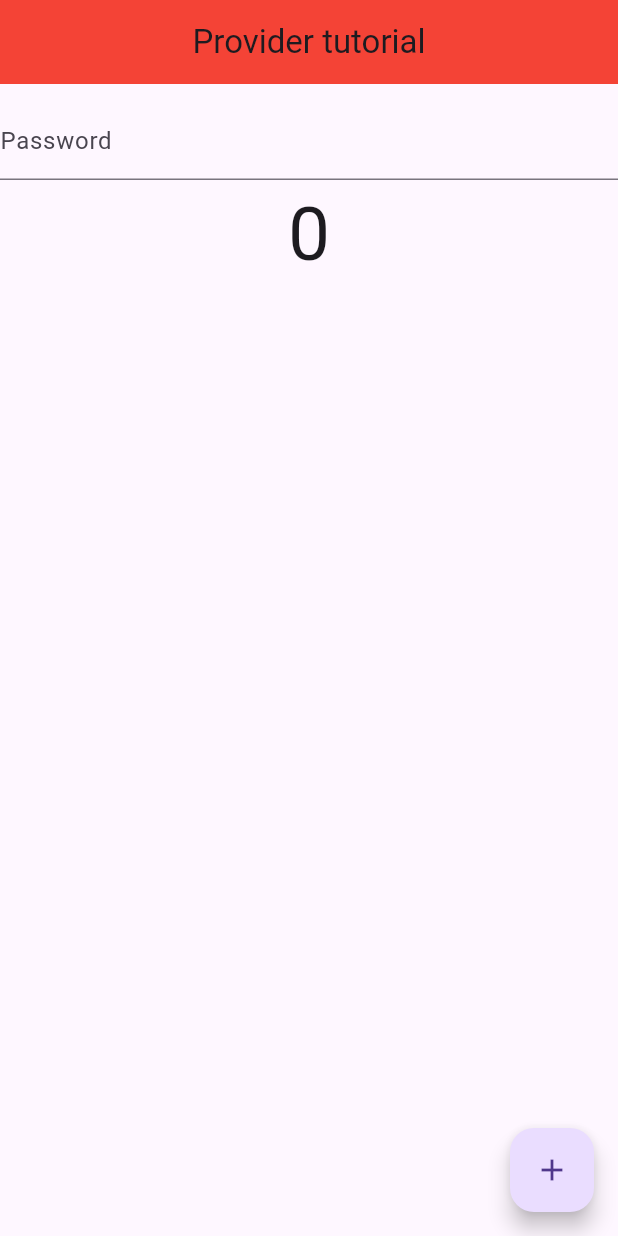
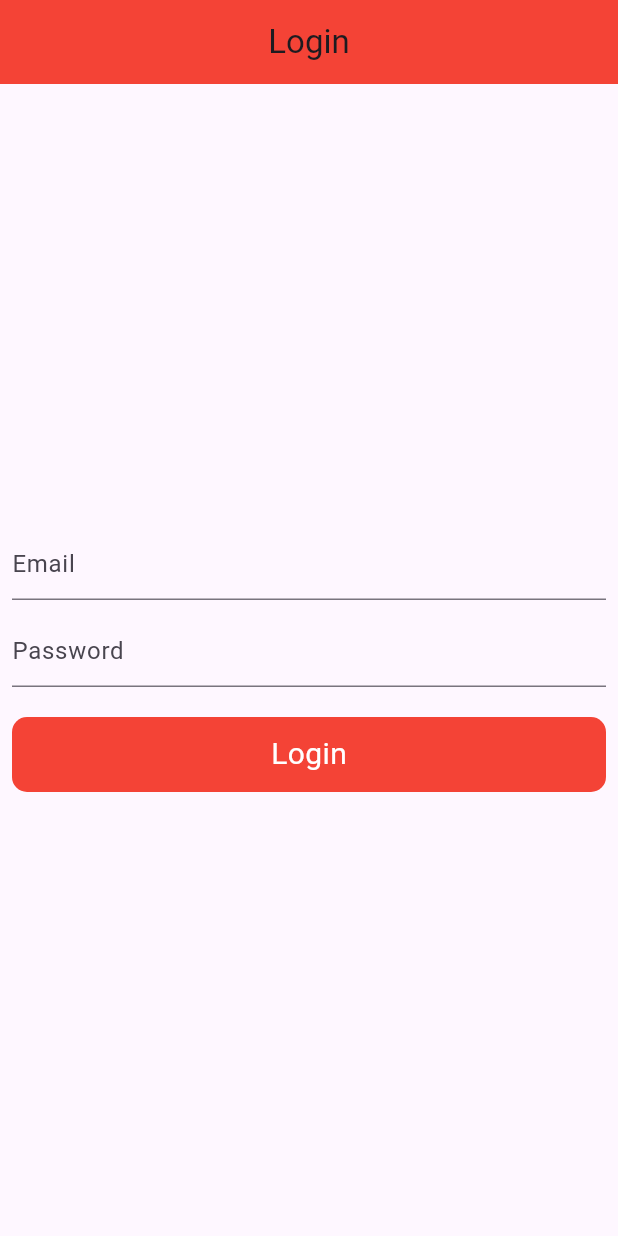
Before and after one commit to es-amit/Flutter-State-Management-Tutorials, a Flutter app: the screen it shows after launch, on a phone screen of 412 x 824 dp. Run offline on Flutter 3.47's test engine with Material 3 defaults, Android fonts, the phone set to English and light mode, and no system bars.

Commit message:
Provider with login api

```diff
--- /dev/null
+++ b/devtools_options.yaml
@@ -0,0 +1 @@
+extensions:
--- a/lib/main.dart
+++ b/lib/main.dart
@@ -1,12 +1,14 @@
 import 'package:flutter/material.dart';
 import 'package:provider/provider.dart';
+import 'package:state_management/provider/auth_provider.dart';
 import 'package:state_management/provider/count_provider.dart';
 //import 'package:state_management/provider/count_provider.dart';
 import 'package:state_management/provider/exampleoneProvider.dart';
 import 'package:state_management/provider/favourite_provider.dart';
 import 'package:state_management/provider/theme_changer_provider.dart';
 //import 'package:state_management/screen/dark_theme/dark_theme.dart';
-import 'package:state_management/screen/favourite/value_notify_listener.dart';
+//import 'package:state_management/screen/favourite/value_notify_listener.dart';
+import 'package:state_management/screen/login/login_screen.dart';
 //import 'package:state_management/lecture1.dart';
 //import 'package:state_management/lecture2.dart';
 //import 'package:state_management/lecture3.dart';
@@ -33,6 +35,8 @@ class MyApp extends StatelessWidget {
           create: (_)=> FavouriteItemProvider()),
         ChangeNotifierProvider(
           create: (_)=> ThemeChanger()),
+        ChangeNotifierProvider(
+          create: (_)=> AuthProvider()),
       ],
       child:  Builder(
         builder: (context) {
@@ -53,7 +57,7 @@ class MyApp extends StatelessWidget {
                 backgroundColor: Colors.teal
               )
             ),
-            home: NotifyListenerScreen(),
+            home: const LoginScreen(),
           );
         }
       ),
--- /dev/null
+++ b/lib/provider/auth_provider.dart
@@ -0,0 +1,38 @@
+import 'package:flutter/material.dart';
+import 'package:flutter/foundation.dart';
+
+import 'package:http/http.dart';
+class AuthProvider with ChangeNotifier{
+
+  bool _loading  = false;
+  bool get loading =>_loading;
+
+  setLoading(bool value){
+    _loading  = value;
+    notifyListeners();
+  }
+
+  void login(String email,String password) async{
+
+    setLoading(true);
+    try{
+      Response response = await post(Uri.parse('https://reqres.in/api/login'),
+      body: {
+        'email': email,
+        'password':password
+      });
+
+      if(response.statusCode == 200){
+        setLoading(false);
+        print("successs!!");
+      }
+      else{
+        setLoading(false);
+        print("failed!!!");
+      }
+    }catch(e){
+      setLoading(false);
+      print(e.toString());
+    }
+  }
+}
--- /dev/null
+++ b/lib/screen/login/login_screen.dart
@@ -0,0 +1,70 @@
+import 'package:flutter/material.dart';
+import 'package:provider/provider.dart';
+import 'package:state_management/provider/auth_provider.dart';
+
+class LoginScreen extends StatefulWidget {
+  const LoginScreen({super.key});
+
+  @override
+  State<LoginScreen> createState() => _LoginScreenState();
+}
+
+class _LoginScreenState extends State<LoginScreen> {
+  TextEditingController emailController = TextEditingController();
+  TextEditingController passwordController = TextEditingController();
+
+
+  @override
+  Widget build(BuildContext context) {
+
+  final authProvider = Provider.of<AuthProvider>(context);
+    return Scaffold(
+      appBar: AppBar(
+        title: const Text("Login"),
+        centerTitle: true,
+      ),
+      body: Padding(
+        padding: const EdgeInsets.all(8.0),
+        child: Column(
+          mainAxisAlignment: MainAxisAlignment.center,
+          crossAxisAlignment: CrossAxisAlignment.center,
+          children: [
+            TextFormField(
+              controller: emailController,
+              decoration: const InputDecoration(
+                hintText: "Email"
+              ),
+            ),
+            const SizedBox(height: 10,),
+            TextFormField(
+              controller: passwordController,
+              decoration: const InputDecoration(
+                hintText: "Password"
+              ),
+            ),
+            const SizedBox(height: 20,),
+            GestureDetector(
+              onTap:(){
+                authProvider.login(emailController.text.toString(), passwordController.text.toString());
+              } ,
+              child: Container(
+                height: 50,
+                width: MediaQuery.of(context).size.width,
+                decoration: BoxDecoration(
+                  borderRadius: BorderRadius.circular(10),
+                  color: Colors.red
+                ),
+                child:  Center(
+                  child: authProvider.loading ? const CircularProgressIndicator(color: Colors.white,) : const Text("Login",
+                  style: TextStyle(
+                    fontSize: 20,
+                    color: Colors.white
+                  ),)),
+              ),
+            )
+          ],
+        ),
+      ),
+    );
+  }
+}
```
Also changed, not shown: lib/screen/favourite/favourite_scree.dart (added, +69 -0 lines), lib/screen/favourite/myfavourite.dart (added, +57 -0 lines), pubspec.yaml (+1 -6 lines), pubspec.lock.
